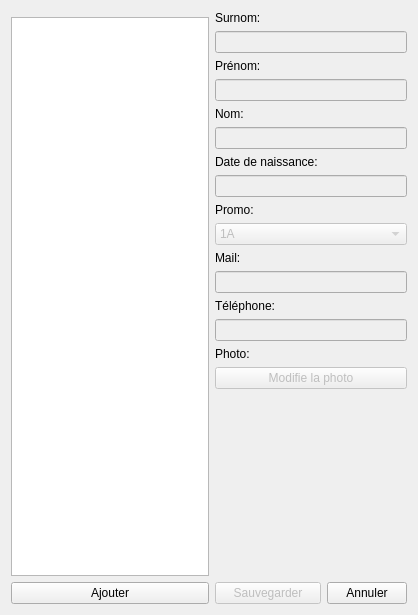
First picture: the form in application/ui/manage_notes.ui, repository nils-van-zuijlen/Enibar, before the edit.
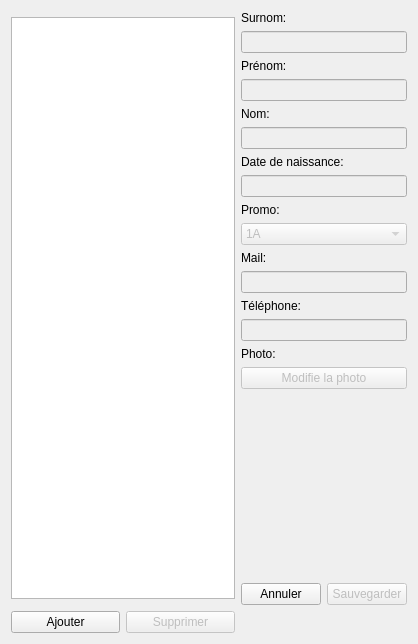
Second picture: the form after the edit. Custom widgets are drawn as their Qt base class.

Commit message:
Add a remove utton in the ManageNotes window.
Fixes #46

Patch:
```diff
--- a/application/ui/manage_notes.ui
+++ b/application/ui/manage_notes.ui
@@ -7,44 +7,55 @@
     <x>0</x>
     <y>0</y>
     <width>418</width>
-    <height>615</height>
+    <height>644</height>
    </rect>
   </property>
   <property name="windowTitle">
    <string>Dialog</string>
   </property>
   <layout class="QGridLayout" name="gridLayout_2">
-   <item row="2" column="0">
-    <widget class="QPushButton" name="add_button">
-     <property name="text">
-      <string>Ajouter</string>
+   <item row="1" column="1">
+    <widget class="NotesList" name="note_list">
+     <property name="sortingEnabled">
+      <bool>true</bool>
      </property>
     </widget>
    </item>
-   <item row="0" column="1" rowspan="3">
+   <item row="4" column="1">
+    <layout class="QHBoxLayout" name="horizontalLayout">
+     <item>
+      <widget class="QPushButton" name="add_button">
+       <property name="text">
+        <string>Ajouter</string>
+       </property>
+      </widget>
+     </item>
+     <item>
+      <widget class="QPushButton" name="del_button">
+       <property name="enabled">
+        <bool>false</bool>
+       </property>
+       <property name="text">
+        <string>Supprimer</string>
+       </property>
+      </widget>
+     </item>
+    </layout>
+   </item>
+   <item row="0" column="2" rowspan="3">
     <layout class="QGridLayout" name="gridLayout">
-     <item row="5" column="0" colspan="2">
-      <widget class="Input" name="first_name_input">
-       <property name="enabled">
-        <bool>false</bool>
+     <item row="26" column="0" colspan="3">
+      <spacer name="verticalSpacer">
+       <property name="orientation">
+        <enum>Qt::Vertical</enum>
        </property>
-      </widget>
-     </item>
-     <item row="25" column="0" colspan="2">
-      <widget class="QLabel" name="photo">
-       <property name="minimumSize">
+       <property name="sizeHint" stdset="0">
         <size>
-         <width>120</width>
-         <height>160</height>
+         <width>20</width>
+         <height>40</height>
         </size>
        </property>
-       <property name="text">
-        <string/>
-       </property>
-       <property name="alignment">
-        <set>Qt::AlignCenter</set>
-       </property>
-      </widget>
+      </spacer>
      </item>
      <item row="6" column="0">
       <widget class="QLabel" name="name_label">
@@ -56,7 +67,30 @@
        </property>
       </widget>
      </item>
-     <item row="8" column="0">
+     <item row="15" column="0" colspan="3">
+      <widget class="QLabel" name="promo_label">
+       <property name="text">
+        <string>Promo:</string>
+       </property>
+       <property name="buddy">
+        <cstring>promo_input</cstring>
+       </property>
+      </widget>
+     </item>
+     <item row="31" column="1" colspan="2">
+      <widget class="QPushButton" name="save_button">
+       <property name="enabled">
+        <bool>false</bool>
+       </property>
+       <property name="text">
+        <string>Sauvegarder</string>
+       </property>
+       <property name="default">
+        <bool>true</bool>
+       </property>
+      </widget>
+     </item>
+     <item row="8" column="0" colspan="2">
       <widget class="QLabel" name="birthdate_label">
        <property name="text">
         <string>Date de naissance: </string>
@@ -66,17 +100,17 @@
        </property>
       </widget>
      </item>
-     <item row="4" column="0">
-      <widget class="QLabel" name="first_name_label">
+     <item row="2" column="0" colspan="2">
+      <widget class="QLabel" name="nickname_label">
        <property name="text">
-        <string>Prénom: </string>
+        <string>Surnom: </string>
        </property>
        <property name="buddy">
-        <cstring>first_name_input</cstring>
+        <cstring>nickname_input</cstring>
        </property>
       </widget>
      </item>
-     <item row="17" column="0">
+     <item row="17" column="0" colspan="2">
       <widget class="QLabel" name="mail_label">
        <property name="text">
         <string>Mail:</string>
@@ -86,7 +120,84 @@
        </property>
       </widget>
      </item>
-     <item row="16" column="0" colspan="2">
+     <item row="4" column="0" colspan="2">
+      <widget class="QLabel" name="first_name_label">
+       <property name="text">
+        <string>Prénom: </string>
+       </property>
+       <property name="buddy">
+        <cstring>first_name_input</cstring>
+       </property>
+      </widget>
+     </item>
+     <item row="23" column="0" colspan="3">
+      <widget class="QPushButton" name="photo_button">
+       <property name="enabled">
+        <bool>false</bool>
+       </property>
+       <property name="text">
+        <string>Modifie la photo</string>
+       </property>
+      </widget>
+     </item>
+     <item row="31" column="0">
+      <widget class="QPushButton" name="cancel_button">
+       <property name="text">
+        <string>Annuler</string>
+       </property>
+      </widget>
+     </item>
+     <item row="20" column="0" colspan="2">
+      <widget class="QLabel" name="phone_label">
+       <property name="text">
+        <string>Téléphone:</string>
+       </property>
+       <property name="buddy">
+        <cstring>phone_input</cstring>
+       </property>
+      </widget>
+     </item>
+     <item row="25" column="0" colspan="2">
+      <widget class="QLabel" name="photo">
+       <property name="minimumSize">
+        <size>
+         <width>120</width>
+         <height>160</height>
+        </size>
+       </property>
+       <property name="text">
+        <string/>
+       </property>
+       <property name="alignment">
+        <set>Qt::AlignCenter</set>
+       </property>
+      </widget>
+     </item>
+     <item row="21" column="0" colspan="3">
+      <widget class="Input" name="phone_input">
+       <property name="enabled">
+        <bool>false</bool>
+       </property>
+      </widget>
+     </item>
+     <item row="22" column="0" colspan="3">
+      <widget class="QLabel" name="photo_label">
+       <property name="text">
+        <string>Photo:</string>
+       </property>
+       <property name="buddy">
+        <cstring>photo_button</cstring>
+       </property>
+      </widget>
+     </item>
+     <item row="19" column="0" colspan="3">
+      <widget class="Input" name="mail_input">
+       <property name="enabled">
+        <bool>false</bool>
+       </property>
+      </widget>
+     </item>
+     <item row="16" column="0" colspan="3">
       <widget class="QComboBox" name="promo_input">
        <property name="enabled">
         <bool>false</bool>
@@ -143,133 +254,36 @@
        </item>
       </widget>
      </item>
-     <item row="22" column="0">
-      <widget class="QLabel" name="photo_label">
-       <property name="text">
-        <string>Photo:</string>
-       </property>
-       <property name="buddy">
-        <cstring>photo_button</cstring>
-       </property>
-      </widget>
-     </item>
-     <item row="3" column="0" colspan="2">
-      <widget class="Input" name="nickname_input">
-       <property name="enabled">
-        <bool>false</bool>
-       </property>
-      </widget>
-     </item>
-     <item row="14" column="0" colspan="2">
+     <item row="14" column="0" colspan="3">
       <widget class="Input" name="birthdate_input">
        <property name="enabled">
         <bool>false</bool>
        </property>
       </widget>
      </item>
-     <item row="21" column="0" colspan="2">
-      <widget class="Input" name="phone_input">
-       <property name="enabled">
-        <bool>false</bool>
-       </property>
-      </widget>
-     </item>
-     <item row="19" column="0" colspan="2">
-      <widget class="Input" name="mail_input">
-       <property name="enabled">
-        <bool>false</bool>
-       </property>
-      </widget>
-     </item>
-     <item row="20" column="0">
-      <widget class="QLabel" name="phone_label">
-       <property name="text">
-        <string>Téléphone:</string>
-       </property>
-       <property name="buddy">
-        <cstring>phone_input</cstring>
-       </property>
-      </widget>
-     </item>
-     <item row="23" column="0" colspan="2">
-      <widget class="QPushButton" name="photo_button">
-       <property name="enabled">
-        <bool>false</bool>
-       </property>
-       <property name="text">
-        <string>Modifie la photo</string>
-       </property>
-      </widget>
-     </item>
-     <item row="15" column="0" colspan="2">
-      <widget class="QLabel" name="promo_label">
-       <property name="text">
-        <string>Promo:</string>
-       </property>
-       <property name="buddy">
-        <cstring>promo_input</cstring>
-       </property>
-      </widget>
-     </item>
-     <item row="26" column="1">
-      <widget class="QPushButton" name="cancel_button">
-       <property name="text">
-        <string>Annuler</string>
-       </property>
-      </widget>
-     </item>
-     <item row="7" column="0" colspan="2">
+     <item row="7" column="0" colspan="3">
       <widget class="Input" name="name_input">
        <property name="enabled">
         <bool>false</bool>
        </property>
       </widget>
      </item>
-     <item row="2" column="0">
-      <widget class="QLabel" name="nickname_label">
-       <property name="text">
-        <string>Surnom: </string>
+     <item row="5" column="0" colspan="3">
+      <widget class="Input" name="first_name_input">
+       <property name="enabled">
+        <bool>false</bool>
        </property>
-       <property name="buddy">
-        <cstring>nickname_input</cstring>
-       </property>
       </widget>
      </item>
-     <item row="26" column="0">
-      <widget class="QPushButton" name="save_button">
+     <item row="3" column="0" colspan="3">
+      <widget class="Input" name="nickname_input">
        <property name="enabled">
         <bool>false</bool>
        </property>
-       <property name="text">
-        <string>Sauvegarder</string>
-       </property>
-       <property name="default">
-        <bool>true</bool>
-       </property>
       </widget>
      </item>
-     <item row="24" column="0">
-      <spacer name="verticalSpacer">
-       <property name="orientation">
-        <enum>Qt::Vertical</enum>
-       </property>
-       <property name="sizeHint" stdset="0">
-        <size>
-         <width>20</width>
-         <height>40</height>
-        </size>
-       </property>
-      </spacer>
-     </item>
     </layout>
    </item>
-   <item row="1" column="0">
-    <widget class="NotesList" name="note_list">
-     <property name="sortingEnabled">
-      <bool>true</bool>
-     </property>
-    </widget>
-   </item>
   </layout>
  </widget>
  <customwidgets>
```
Left out of the diff: 18 changed lines with no effect on the pictures. The commit also changes 2 other files.
